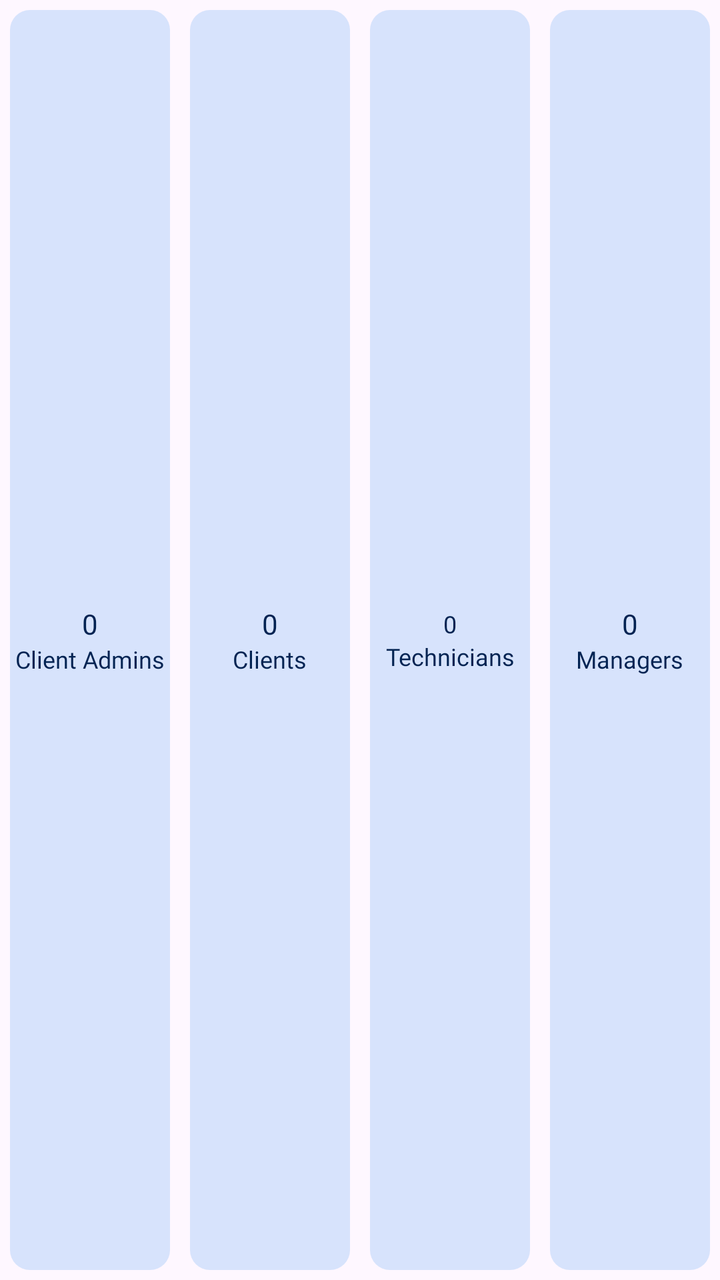
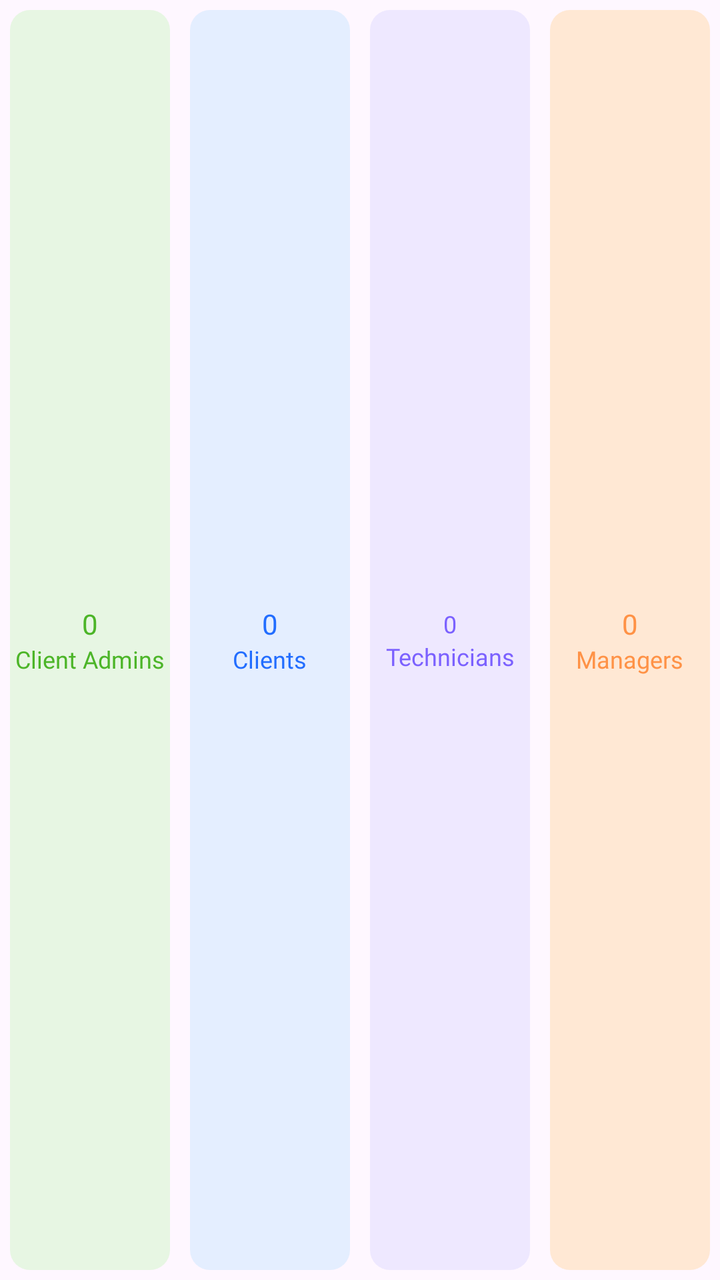

Screens rendered from an Android XML layout before and after an edit, with the pre-edit source and the edit as a unified diff.
<!-- AndroidManifest.xml: application theme Theme.Evergreen -->
<!-- res/layout/amc_buttons.xml -->
<?xml version="1.0" encoding="utf-8"?>
<LinearLayout xmlns:android="http://schemas.android.com/apk/res/android"
    android:layout_width="match_parent"
    android:orientation="horizontal"
    android:weightSum="4"
    android:layout_height="@dimen/_50sdp">
    <LinearLayout
        android:id="@+id/ll_pocs"
        android:layout_margin="@dimen/_5sdp"
        android:gravity="center"
        android:layout_weight="1"
        android:backgroundTint="#4060A9F2"
        android:background="@drawable/rounded_corners"
        android:orientation="vertical"
        android:layout_width="0dp"
        android:layout_height="match_parent">
        <TextView
            android:id="@+id/pocs"
            android:textSize="@dimen/_14ssp"
            android:fontFamily="@font/roboto_medium"
            android:textColor="@color/black_blue"
            android:text="0"
            android:layout_width="wrap_content"
            android:layout_height="wrap_content"/>
        <TextView
            android:textSize="@dimen/_12ssp"
            android:textAlignment="center"
            android:layout_gravity="center"
            android:fontFamily="@font/roboto_medium"
            android:textColor="@color/black_blue"
            android:text="Client Admins"
            android:layout_width="wrap_content"
            android:layout_height="wrap_content"/>
    </LinearLayout>
    <LinearLayout
        android:layout_margin="@dimen/_5sdp"
        android:id="@+id/ll_managers"
        android:gravity="center"
        android:layout_weight="1"
        android:backgroundTint="#4060A9F2"
        android:background="@drawable/rounded_corners"
        android:orientation="vertical"
        android:layout_width="0dp"
        android:layout_height="match_parent">
        <TextView
            android:id="@+id/managers"
            android:textSize="@dimen/_14ssp"
            android:fontFamily="@font/roboto_medium"
            android:textColor="@color/black_blue"
            android:text="0"
            android:layout_width="wrap_content"
            android:layout_height="wrap_content"/>
        <TextView
            android:textSize="@dimen/_12ssp"
            android:textAlignment="center"
            android:layout_gravity="center"
            android:fontFamily="@font/roboto_medium"
            android:textColor="@color/black_blue"
            android:text="Clients"
            android:layout_width="wrap_content"
            android:layout_height="wrap_content"/>
    </LinearLayout>
    <LinearLayout
        android:id="@+id/ll_techncians"
        android:layout_margin="@dimen/_5sdp"
        android:gravity="center"
        android:layout_weight="1"
        android:backgroundTint="#4060A9F2"
        android:background="@drawable/rounded_corners"
        android:orientation="vertical"
        android:layout_width="0dp"
        android:layout_height="match_parent">
        <TextView
            android:id="@+id/technicins"
            android:textSize="@dimen/_12ssp"
            android:fontFamily="@font/roboto_medium"
            android:textColor="@color/black_blue"
            android:text="0"
            android:layout_width="wrap_content"
            android:layout_height="wrap_content"/>
        <TextView
            android:textSize="@dimen/_12ssp"
            android:textAlignment="center"
            android:layout_gravity="center"
            android:fontFamily="@font/roboto_medium"
            android:textColor="@color/black_blue"
            android:text="Technicians"
            android:layout_width="wrap_content"
            android:layout_height="wrap_content"/>
    </LinearLayout>
    <LinearLayout
        android:id="@+id/ll_admin"
        android:layout_margin="@dimen/_5sdp"
        android:gravity="center"
        android:layout_weight="1"
        android:backgroundTint="#4060A9F2"
        android:background="@drawable/rounded_corners"
        android:orientation="vertical"
        android:layout_width="0dp"
        android:layout_height="match_parent">
        <TextView
            android:id="@+id/admin"
            android:textSize="@dimen/_14ssp"
            android:fontFamily="@font/roboto_medium"
            android:textColor="@color/black_blue"
            android:text="0"
            android:layout_width="wrap_content"
            android:layout_height="wrap_content"/>
        <TextView
            android:textSize="@dimen/_12ssp"
            android:textAlignment="center"
            android:layout_gravity="center"
            android:fontFamily="@font/roboto_medium"
            android:textColor="@color/black_blue"
            android:text="Managers"
            android:layout_width="wrap_content"
            android:layout_height="wrap_content"/>
    </LinearLayout>

</LinearLayout>
<!-- resources referenced by this layout -->
<resources>
  <color name="black_blue">#022352</color>
  <dimen name="_12ssp">12.00sp</dimen>
  <dimen name="_14ssp">14.00sp</dimen>
  <dimen name="_50sdp">50.00dp</dimen>
  <dimen name="_5sdp">5.00dp</dimen>
  <!-- drawable rounded_corners (drawable) -->
  <shape xmlns:android="http://schemas.android.com/apk/res/android">
      <corners android:radius="@dimen/_10sdp" />
      <solid android:color="#F2F4F7"/>
  </shape>
  <style name="Theme.Evergreen" parent="Base.Theme.Evergreen" />
  <dimen name="_10sdp">10.00dp</dimen>
  <style name="Base.Theme.Evergreen" parent="Theme.Material3.Light.NoActionBar">
  
  
  
  
  
  
  
          <item name="android:statusBarColor">@color/black_blue</item>
  
  
      </style>
</resources>

<!-- the commit's change to res/layout/amc_buttons.xml (unified diff, before → after) -->
@@ -9,7 +9,7 @@
         android:layout_margin="@dimen/_5sdp"
         android:gravity="center"
         android:layout_weight="1"
-        android:backgroundTint="#4060A9F2"
+        android:backgroundTint="@color/chip_green"
         android:background="@drawable/rounded_corners"
         android:orientation="vertical"
         android:layout_width="0dp"
@@ -18,7 +18,7 @@
             android:id="@+id/pocs"
             android:textSize="@dimen/_14ssp"
             android:fontFamily="@font/roboto_medium"
-            android:textColor="@color/black_blue"
+            android:textColor="@color/accent_green"
             android:text="0"
             android:layout_width="wrap_content"
             android:layout_height="wrap_content"/>
@@ -27,7 +27,7 @@
             android:textAlignment="center"
             android:layout_gravity="center"
             android:fontFamily="@font/roboto_medium"
-            android:textColor="@color/black_blue"
+            android:textColor="@color/accent_green"
             android:text="Client Admins"
             android:layout_width="wrap_content"
             android:layout_height="wrap_content"/>
@@ -37,7 +37,7 @@
         android:id="@+id/ll_managers"
         android:gravity="center"
         android:layout_weight="1"
-        android:backgroundTint="#4060A9F2"
+        android:backgroundTint="@color/chip_blue"
         android:background="@drawable/rounded_corners"
         android:orientation="vertical"
         android:layout_width="0dp"
@@ -46,7 +46,7 @@
             android:id="@+id/managers"
             android:textSize="@dimen/_14ssp"
             android:fontFamily="@font/roboto_medium"
-            android:textColor="@color/black_blue"
+            android:textColor="@color/accent_blue"
             android:text="0"
             android:layout_width="wrap_content"
             android:layout_height="wrap_content"/>
@@ -55,7 +55,7 @@
             android:textAlignment="center"
             android:layout_gravity="center"
             android:fontFamily="@font/roboto_medium"
-            android:textColor="@color/black_blue"
+            android:textColor="@color/accent_blue"
             android:text="Clients"
             android:layout_width="wrap_content"
             android:layout_height="wrap_content"/>
@@ -65,7 +65,7 @@
         android:layout_margin="@dimen/_5sdp"
         android:gravity="center"
         android:layout_weight="1"
-        android:backgroundTint="#4060A9F2"
+        android:backgroundTint="@color/chip_purple"
         android:background="@drawable/rounded_corners"
         android:orientation="vertical"
         android:layout_width="0dp"
@@ -74,7 +74,7 @@
             android:id="@+id/technicins"
             android:textSize="@dimen/_12ssp"
             android:fontFamily="@font/roboto_medium"
-            android:textColor="@color/black_blue"
+            android:textColor="@color/accent_purple"
             android:text="0"
             android:layout_width="wrap_content"
             android:layout_height="wrap_content"/>
@@ -83,7 +83,7 @@
             android:textAlignment="center"
             android:layout_gravity="center"
             android:fontFamily="@font/roboto_medium"
-            android:textColor="@color/black_blue"
+            android:textColor="@color/accent_purple"
             android:text="Technicians"
             android:layout_width="wrap_content"
             android:layout_height="wrap_content"/>
@@ -93,7 +93,7 @@
         android:layout_margin="@dimen/_5sdp"
         android:gravity="center"
         android:layout_weight="1"
-        android:backgroundTint="#4060A9F2"
+        android:backgroundTint="@color/chip_orange"
         android:background="@drawable/rounded_corners"
         android:orientation="vertical"
         android:layout_width="0dp"
@@ -102,7 +102,7 @@
             android:id="@+id/admin"
             android:textSize="@dimen/_14ssp"
             android:fontFamily="@font/roboto_medium"
-            android:textColor="@color/black_blue"
+            android:textColor="@color/accent_orange"
             android:text="0"
             android:layout_width="wrap_content"
             android:layout_height="wrap_content"/>
@@ -111,7 +111,7 @@
             android:textAlignment="center"
             android:layout_gravity="center"
             android:fontFamily="@font/roboto_medium"
-            android:textColor="@color/black_blue"
+            android:textColor="@color/accent_orange"
             android:text="Managers"
             android:layout_width="wrap_content"
             android:layout_height="wrap_content"/>
<!-- resource entries referenced after the edit -->
@@ -1,5 +1,13 @@
 <!-- resources referenced by this layout -->
 <resources>
+  <color name="accent_blue">#226DFF</color>
+  <color name="accent_green">#4CB528</color>
+  <color name="accent_orange">#FF9246</color>
+  <color name="accent_purple">#7B61FF</color>
+  <color name="chip_blue">#E4EEFF</color>
+  <color name="chip_green">#E7F6E3</color>
+  <color name="chip_orange">#FFE8D4</color>
+  <color name="chip_purple">#EEE8FF</color>
   <color name="black_blue">#022352</color>
   <dimen name="_12ssp">12.00sp</dimen>
   <dimen name="_14ssp">14.00sp</dimen>
@@ -8,10 +16,11 @@
   <!-- drawable rounded_corners (drawable) -->
   <shape xmlns:android="http://schemas.android.com/apk/res/android">
       <corners android:radius="@dimen/_10sdp" />
-      <solid android:color="#F2F4F7"/>
+      <solid android:color="@color/home_page_bg"/>
   </shape>
   <style name="Theme.Evergreen" parent="Base.Theme.Evergreen" />
   <dimen name="_10sdp">10.00dp</dimen>
+  <color name="home_page_bg">#F3F5F7</color>
   <style name="Base.Theme.Evergreen" parent="Theme.Material3.Light.NoActionBar">
   
   
